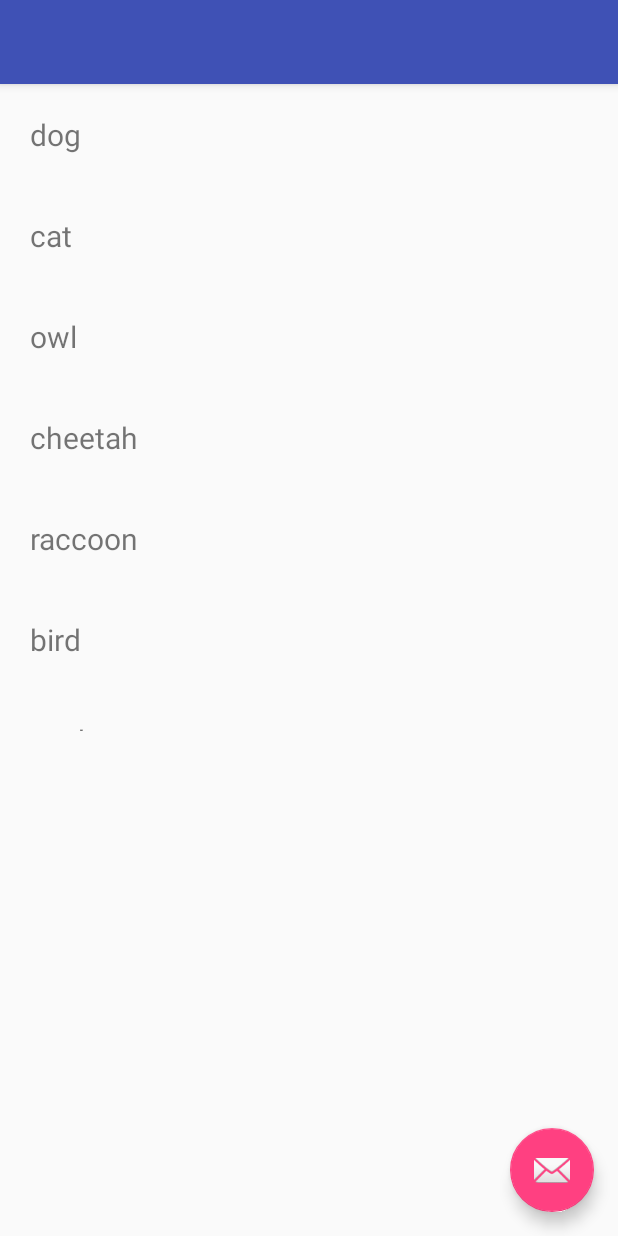
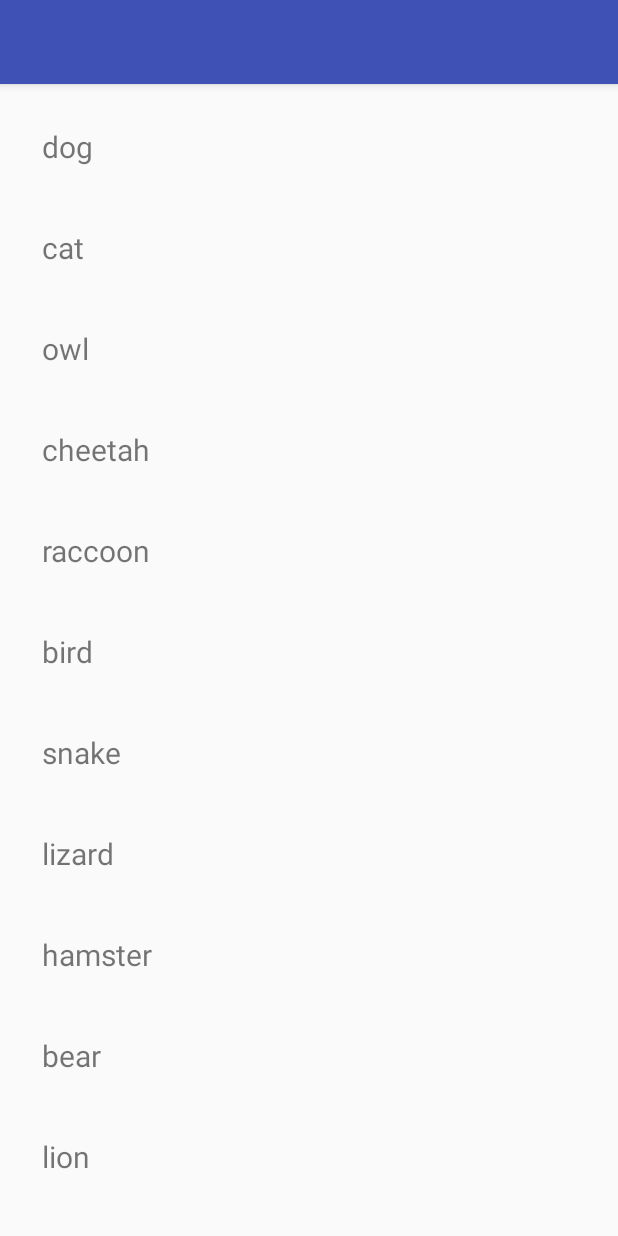
Before and after one commit to netcompanyno/fag-mobil-ncskjera, an Android app: the screen it shows after launch (MainActivity), on a phone screen of 412 x 824 dp. Run offline under Robolectric (Android 15) with nearby library versions, the phone set to English and light mode, and no system bars.

Commit message:
FE Fikser noen errors

```diff
--- a/app/src/main/java/no/netcompany/ncskjera/MainActivity.kt
+++ b/app/src/main/java/no/netcompany/ncskjera/MainActivity.kt
@@ -20,16 +20,13 @@ class MainActivity : AppCompatActivity() {
         // Creates a vertical Layout Manager
         rv_animal_list.layoutManager = LinearLayoutManager(this)
 
-        // You can use GridLayoutManager if you want multiple columns. Enter the number of columns as a parameter.
-//        rv_animal_list.layoutManager = GridLayoutManager(this, 2)
-
         // Access the RecyclerView Adapter and load the data into it
         rv_animal_list.adapter = AnimalAdapter(animals, this)
 
     }
 
     // Adds animals to the empty animals ArrayList
-    fun addAnimals() {
+    private fun addAnimals() {
         animals.add("dog")
         animals.add("cat")
         animals.add("owl")
--- a/app/src/main/res/layout/activity_main.xml
+++ b/app/src/main/res/layout/activity_main.xml
@@ -22,12 +22,4 @@
 
     <include layout="@layout/content_main" />
 
-    <android.support.design.widget.FloatingActionButton
-        android:id="@+id/fab"
-        android:layout_width="wrap_content"
-        android:layout_height="wrap_content"
-        android:layout_gravity="bottom|end"
-        android:layout_margin="@dimen/fab_margin"
-        app:srcCompat="@android:drawable/ic_dialog_email" />
-
 </android.support.design.widget.CoordinatorLayout>
--- a/app/src/main/res/layout/content_main.xml
+++ b/app/src/main/res/layout/content_main.xml
@@ -11,9 +11,15 @@
 
     <android.support.v7.widget.RecyclerView
         android:id="@+id/rv_animal_list"
-        android:layout_width="368dp"
-        android:layout_height="431dp"
-        tools:layout_editor_absoluteX="8dp"
-        tools:layout_editor_absoluteY="8dp" />
+        android:layout_width="0dp"
+        android:layout_height="0dp"
+        android:layout_marginStart="8dp"
+        android:layout_marginTop="8dp"
+        android:layout_marginEnd="8dp"
+        android:layout_marginBottom="8dp"
+        app:layout_constraintBottom_toBottomOf="parent"
+        app:layout_constraintEnd_toEndOf="parent"
+        app:layout_constraintStart_toStartOf="parent"
+        app:layout_constraintTop_toTopOf="parent" />
 
 </android.support.constraint.ConstraintLayout>
```
